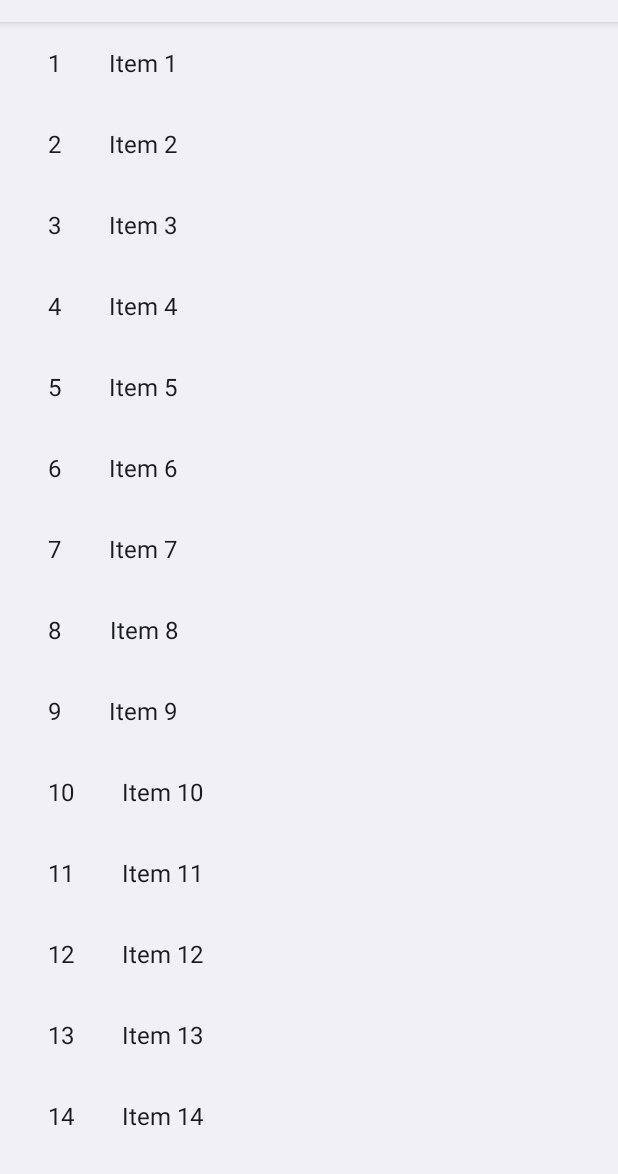
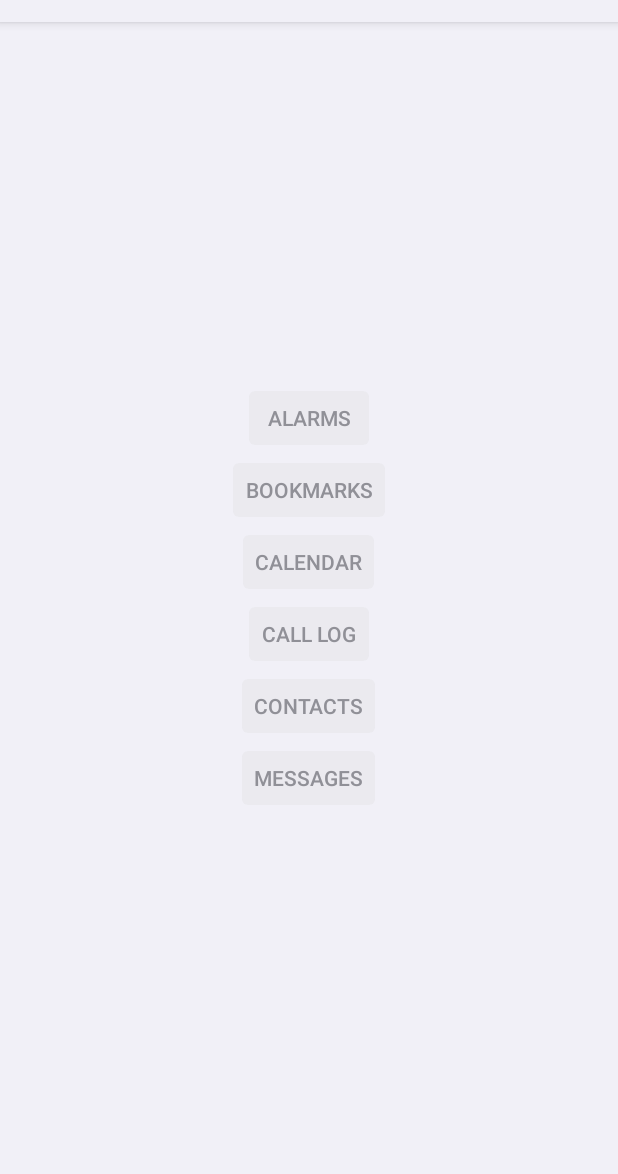
Before and after one commit to pnemonic78/RemoveDuplicates, an Android app: the screen it shows after launch (ItemListActivity before the commit, MainActivity after it), on a phone screen of 412 x 824 dp, the part 62-1236 px from its top. Run offline under Robolectric (Android 15) with nearby library versions, the phone set to English and light mode, and no system bars.

Commit message:
main activity.

```diff
--- a/android/app/src/main/AndroidManifest.xml
+++ b/android/app/src/main/AndroidManifest.xml
@@ -9,13 +9,17 @@
         android:supportsRtl="true"
         android:theme="@style/Theme.Duplicates">
         <activity
+            android:name=".MainActivity"
+            android:label="@string/app_name">
+            <intent-filter>
+                <action android:name="android.intent.action.MAIN"/>
+
+                <category android:name="android.intent.category.LAUNCHER"/>
+            </intent-filter>
+        </activity>
+        <activity
             android:name=".ItemListActivity"
             android:label="@string/app_name">
-            <intent-filter>
-                <action android:name="android.intent.action.MAIN" />
-
-                <category android:name="android.intent.category.LAUNCHER" />
-            </intent-filter>
         </activity>
         <activity
             android:name=".ItemDetailActivity"
@@ -23,7 +27,7 @@
             android:parentActivityName=".ItemListActivity">
             <meta-data
                 android:name="android.support.PARENT_ACTIVITY"
-                android:value="com.github.android.removeduplicates.ItemListActivity" />
+                android:value="com.github.android.removeduplicates.ItemListActivity"/>
         </activity>
     </application>
 
--- /dev/null
+++ b/android/app/src/main/java/com/github/android/removeduplicates/MainActivity.java
@@ -0,0 +1,35 @@
+/*
+ * Source file of the Remove Duplicates project.
+ * Copyright (c) 2016. All Rights Reserved.
+ *
+ * The contents of this file are subject to the Mozilla Public License Version
+ * 2.0 (the "License"); you may not use this file except in compliance with the
+ * License. You may obtain a copy of the License at
+ * http://www.mozilla.org/MPL/2.0
+ *
+ * Contributors can be contacted by electronic mail via the project Web pages:
+ *
+ * https://github.com/pnemonic78/RemoveDuplicates
+ *
+ * Contributor(s):
+ *   Moshe Waisberg
+ *
+ */
+package com.github.android.removeduplicates;
+
+import android.app.Activity;
+import android.os.Bundle;
+
+/**
+ * Main activity.
+ *
+ * @author moshe.w
+ */
+public class MainActivity extends Activity {
+
+    @Override
+    protected void onCreate(Bundle savedInstanceState) {
+        super.onCreate(savedInstanceState);
+        setContentView(R.layout.activity_main);
+    }
+}
--- /dev/null
+++ b/android/app/src/main/res/layout/activity_main.xml
@@ -0,0 +1,49 @@
+<?xml version="1.0" encoding="utf-8"?>
+<LinearLayout xmlns:android="http://schemas.android.com/apk/res/android"
+    android:layout_width="match_parent"
+    android:layout_height="match_parent"
+    android:gravity="center"
+    android:orientation="vertical">
+
+    <Button
+        android:id="@+id/item_alarms"
+        android:layout_width="wrap_content"
+        android:layout_height="wrap_content"
+        android:enabled="false"
+        android:text="@string/item_alarms"/>
+
+    <Button
+        android:id="@+id/item_bookmarks"
+        android:layout_width="wrap_content"
+        android:layout_height="wrap_content"
+        android:enabled="false"
+        android:text="@string/item_bookmarks"/>
+
+    <Button
+        android:id="@+id/item_calendar"
+        android:layout_width="wrap_content"
+        android:layout_height="wrap_content"
+        android:enabled="false"
+        android:text="@string/item_calendar"/>
+
+    <Button
+        android:id="@+id/item_call_log"
+        android:layout_width="wrap_content"
+        android:layout_height="wrap_content"
+        android:enabled="false"
+        android:text="@string/item_call_log"/>
+
+    <Button
+        android:id="@+id/item_contacts"
+        android:layout_width="wrap_content"
+        android:layout_height="wrap_content"
+        android:enabled="false"
+        android:text="@string/item_contacts"/>
+
+    <Button
+        android:id="@+id/item_messages"
+        android:layout_width="wrap_content"
+        android:layout_height="wrap_content"
+        android:enabled="false"
+        android:text="@string/item_messages"/>
+</LinearLayout>
--- a/android/app/src/main/res/values/strings.xml
+++ b/android/app/src/main/res/values/strings.xml
@@ -1,4 +1,18 @@
 <resources>
     <string name="app_name">Remove Duplicates</string>
     <string name="title_item_detail">Item Detail</string>
+
+    <string name="alarms">Alarms</string>
+    <string name="bookmarks">Bookmarks</string>
+    <string name="calendar">Calendar</string>
+    <string name="call_log">Call log</string>
+    <string name="contacts">Contacts</string>
+    <string name="messages">Messages</string>
+
+    <string name="item_alarms" translatable="false">@string/alarms</string>
+    <string name="item_bookmarks" translatable="false">@string/bookmarks</string>
+    <string name="item_calendar" translatable="false">@string/calendar</string>
+    <string name="item_call_log" translatable="false">@string/call_log</string>
+    <string name="item_contacts" translatable="false">@string/contacts</string>
+    <string name="item_messages" translatable="false">@string/messages</string>
 </resources>
```
Also changed, not shown: android/app/src/main/java/com/github/android/removeduplicates/ItemDetailActivity.java (+17 -0 lines), android/app/src/main/java/com/github/android/removeduplicates/ItemDetailFragment.java (+17 -0 lines), android/app/src/main/java/com/github/android/removeduplicates/ItemListActivity.java (+17 -0 lines), android/app/src/main/java/com/github/android/removeduplicates/dummy/DummyContent.java (+17 -0 lines).
